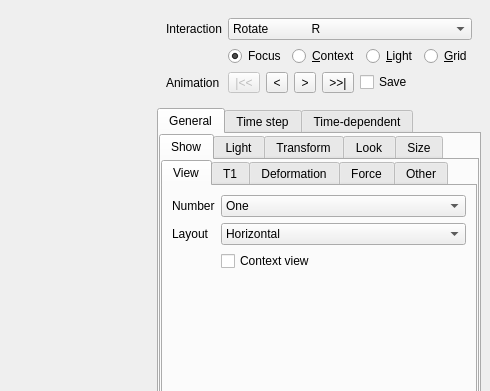
danlipsa/foamvis, file MainWindow.ui: the form before one commit; both pictures show x 553 to 1043 and y 0 to 391 of the 1043 by 596 pixel window.
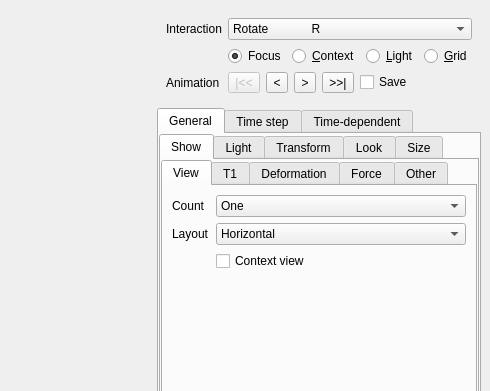
The form after the commit. The open tabs and pages were chosen to show the change. Custom widgets are drawn as their Qt base class.

Patch:
```diff
--- a/MainWindow.ui
+++ b/MainWindow.ui
@@ -344,7 +344,7 @@
                    <item row="0" column="0">
                     <widget class="QLabel" name="labelViewCount">
                      <property name="text">
-                      <string>Number</string>
+                      <string>Count</string>
                      </property>
                     </widget>
                    </item>
```
Left out of the diff: 4 changed lines with no effect on the pictures.
